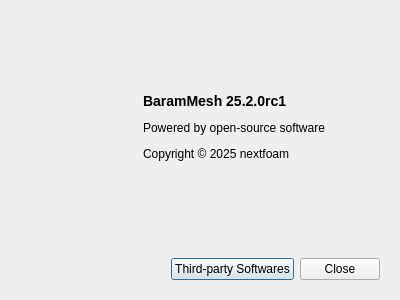
Above: baramMesh/view/menu/help/about_dialog.ui from nextfoam/baram before the change. Below: the same form after it.
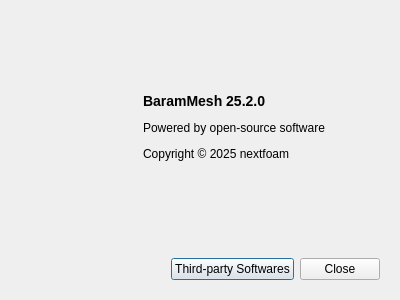
That is the form after the change.

```diff
--- a/baramMesh/view/menu/help/about_dialog.ui
+++ b/baramMesh/view/menu/help/about_dialog.ui
@@ -90,7 +90,7 @@
          </sizepolicy>
         </property>
         <property name="text">
-         <string>&lt;p&gt;&lt;b&gt;&lt;font size=&quot;4&quot;&gt;BaramMesh 25.2.0rc1&lt;/font&gt;&lt;/b&gt;&lt;/p&gt;
+         <string>&lt;p&gt;&lt;b&gt;&lt;font size=&quot;4&quot;&gt;BaramMesh 25.2.0&lt;/font&gt;&lt;/b&gt;&lt;/p&gt;
 
 &lt;p&gt;Powered by open-source software&lt;/p&gt;
 
```
